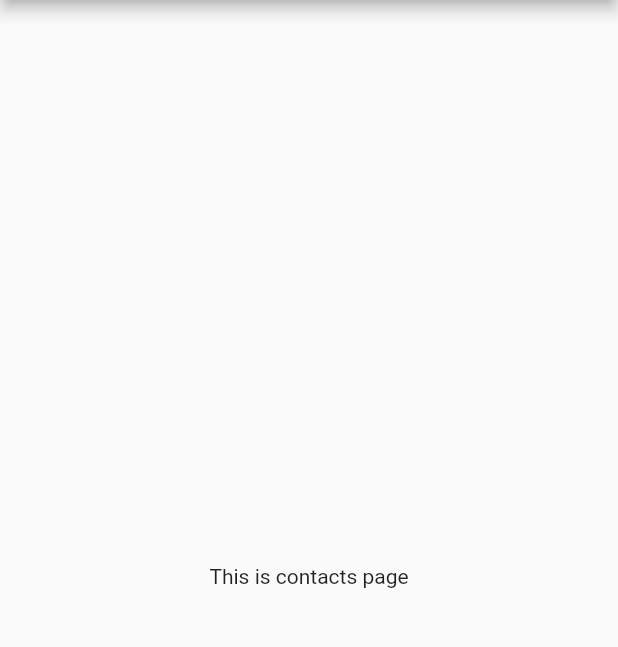
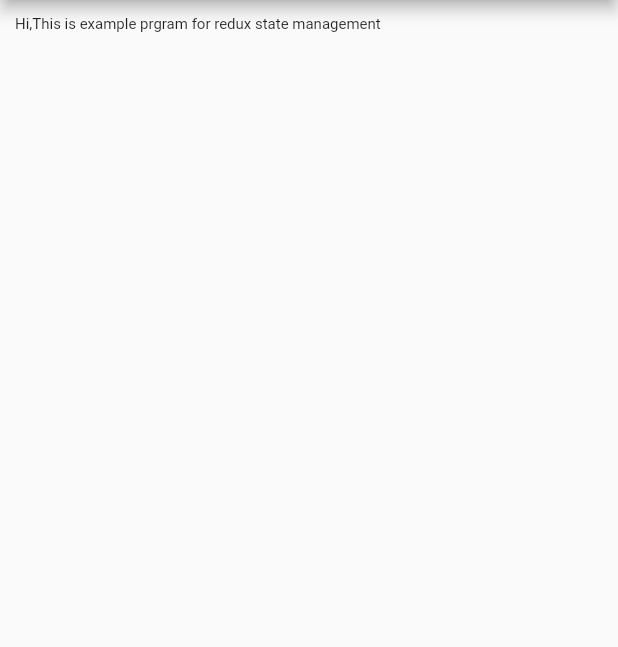
Before and after one commit to abubasith456/redux_project, a Flutter app: the AboutUs screen opened by its route, on a phone screen of 412 x 824 dp, the part 84-731 px from its top. Run offline on Flutter 3.47's test engine with Material 2 defaults, Android fonts, the light colour scheme and no system bars; our stand-ins replace flutter_redux, redux, redux_thunk.

Commit message:
little changes

```diff
--- a/lib/main.dart
+++ b/lib/main.dart
@@ -3,16 +3,12 @@ import 'dart:convert';
 import 'package:flutter/material.dart';
 import 'package:flutter_redux/flutter_redux.dart';
 import 'package:redux/redux.dart';
-import 'package:redux_project/redux_font/api/api_reducer.dart';
 // import 'package:redux_project/login_reducer.dart';
-import 'package:redux_project/redux_font/api/api_state.dart';
 import 'package:redux_project/redux_font/app_state.dart';
 // import 'package:redux_project/redux_font/app_state.dart';
 import 'package:redux_project/redux_font/fragments/about_us.dart';
 import 'package:redux_project/redux_font/fragments/home.dart';
 import 'package:redux_project/redux_font/fragments/settings.dart';
-import 'package:redux_project/redux_font/login_response/login_response.dart';
-import 'package:redux_project/redux_font/pages/login_page.dart';
 import 'package:redux_project/redux_font/reducer.dart';
 import 'package:redux_project/redux_font/routes/pageRoutes.dart';
 import 'package:redux_thunk/redux_thunk.dart';
--- a/lib/redux_font/action.dart
+++ b/lib/redux_font/action.dart
@@ -13,3 +13,8 @@ class Italic {
   bool isItalic;
   Italic(this.isItalic);
 }
+
+class Color {
+  String color;
+  Color(this.color);
+}
--- a/lib/redux_font/app_state.dart
+++ b/lib/redux_font/app_state.dart
@@ -3,13 +3,18 @@ class AppState {
   late int fontSize;
   late bool isBold;
   late bool isItalic;
+  late String color;
 
   AppState(
-      {required this.fontSize, this.isBold = false, this.isItalic = false});
+      {required this.fontSize,
+      this.isBold = false,
+      this.isItalic = false,
+      this.color = 'Black'});
 
   AppState.fromAppState(AppState anotherState) {
     fontSize = anotherState.fontSize;
     isBold = anotherState.isBold;
     isItalic = anotherState.isItalic;
+    color = anotherState.color;
   }
 }
--- a/lib/redux_font/fragments/about_us.dart
+++ b/lib/redux_font/fragments/about_us.dart
@@ -1,4 +1,6 @@
 import "package:flutter/material.dart";
+import 'package:flutter_redux/flutter_redux.dart';
+import 'package:redux_project/redux_font/app_state.dart';
 import '../navidation_drawer.dart';
 
 class AboutUs extends StatelessWidget {
@@ -8,11 +10,28 @@ class AboutUs extends StatelessWidget {
 
   @override
   Widget build(BuildContext context) {
-    return Scaffold(
-        appBar: AppBar(
-          title: const Text("About us"),
-        ),
-        drawer: NavigationDrawer(),
-        body: const Center(child: Text("This is contacts page")));
+    return StoreConnector<AppState, AppState>(
+      converter: (store) => store.state,
+      builder: (context, state) {
+        return Scaffold(
+          appBar: AppBar(
+            title: const Text("About us"),
+          ),
+          drawer: NavigationDrawer(),
+          body: Padding(
+              padding: const EdgeInsets.all(10),
+              child: Text(
+                'Hi,This is example prgram for redux state management ',
+                style: TextStyle(
+                  fontWeight:
+                      state.isBold ? FontWeight.bold : FontWeight.normal,
+                  fontSize: state.fontSize.toDouble(),
+                  fontStyle:
+                      state.isItalic ? FontStyle.italic : FontStyle.normal,
+                ),
+              )),
+        );
+      },
+    );
   }
 }
--- a/lib/redux_font/reducer.dart
+++ b/lib/redux_font/reducer.dart
@@ -10,6 +10,8 @@ AppState reducer(AppState prevState, dynamic action) {
     newState.isBold = action.isBold;
   } else if (action is Italic) {
     newState.isItalic = action.isItalic;
+  } else if (action is Color) {
+    newState.color = action.color;
   }
 
   return newState;
```
Also changed, not shown: lib/redux_font/fragments/settings.dart (+25 -0 lines).
